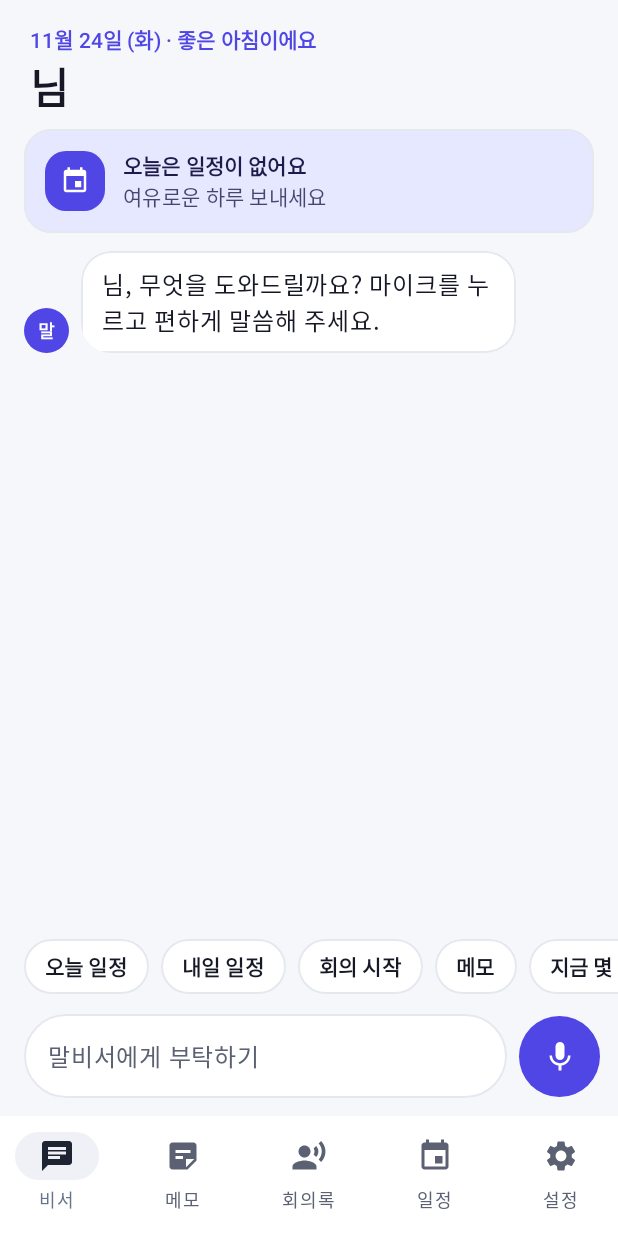
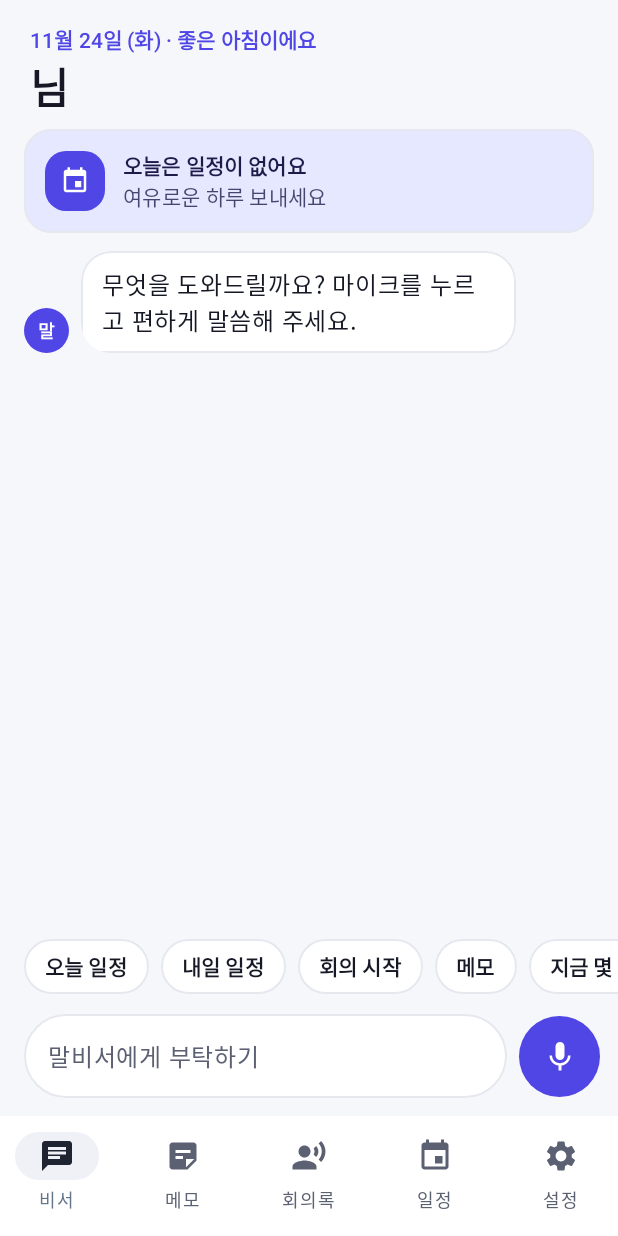
Before and after one commit to WonPilKim/secretary, an Android app built with Jetpack Compose: the ChatScreen screen opened through its navigation route, on a phone screen of 412 x 824 dp. Run offline under Robolectric (Android 15) with nearby library versions, the phone set to English and light mode, and no system bars; our stand-ins replace Firebase (no records; nobody signed in at launch, a user with empty details on screens opened directly).

Commit message:
이름 자리에 이메일이 보이지 않게 수정 (앱·웹)
- 이름이 아직 없으면 이메일 대신 '회원' 표시 (예전 아이디 계정은 아이디)
- 비서 첫 인사말에서 이름 제거: 가입 직후 이름이 늦게 들어오면 이메일이 인사말에 고정되던 문제
- 웹 내 기록·상단 메뉴도 같은 규칙 적용

Co-Authored-By: Claude Opus 5.5 <noreply@anthropic.com>
Claude-Session: https://claude.ai/code/session_012SYVtTQNwDZNaHjPCBUVhZ

```diff
--- a/android/app/src/main/java/com/malbiseo/data/AuthRepository.kt
+++ b/android/app/src/main/java/com/malbiseo/data/AuthRepository.kt
@@ -55,7 +55,7 @@ class AuthRepository {
 
     /**
      * 로그인 상태. 화면에는 이메일 대신 이름을 보여주므로 이름을 아래 순서로 찾는다.
-     *  1) Firebase 프로필 이름  2) Firestore users/{uid} 의 name  3) 둘 다 없으면 이메일(아이디)
+     *  1) Firebase 프로필 이름  2) Firestore users/{uid} 의 name  3) 둘 다 없으면 "회원" (예전 아이디 계정은 아이디). 이메일은 이름 자리에 쓰지 않는다
      */
     @OptIn(ExperimentalCoroutinesApi::class)
     private val loginState: Flow<AuthState> = combine(firebaseUser, profileVersion) { u, _ -> u?.uid }
@@ -67,7 +67,7 @@ class AuthRepository {
                 val id = loginIdOf(u)
                 val name = u.displayName?.takeIf { it.isNotBlank() }
                     ?: storedName?.takeIf { it.isNotBlank() }
-                    ?: id
+                    ?: if ('@' in id) "회원" else id // 이메일은 이름 자리에 보여주지 않는다
                 AuthState.LoggedIn(User(id = u.uid, name = name, loginId = id))
             }
         }
--- a/android/app/src/main/java/com/malbiseo/ui/chat/ChatScreen.kt
+++ b/android/app/src/main/java/com/malbiseo/ui/chat/ChatScreen.kt
@@ -123,7 +123,7 @@ fun ChatScreen(onNavigate: (String) -> Unit) {
 
     LaunchedEffect(Unit) {
         if (messages.isEmpty()) {
-            messages.add(ChatMessage("${user.name}님, 무엇을 도와드릴까요? 마이크를 누르고 편하게 말씀해 주세요.", false))
+            messages.add(ChatMessage("무엇을 도와드릴까요? 마이크를 누르고 편하게 말씀해 주세요.", false))
         }
     }
     LaunchedEffect(messages.size) {
```
Also changed, not shown: 2 other files.
